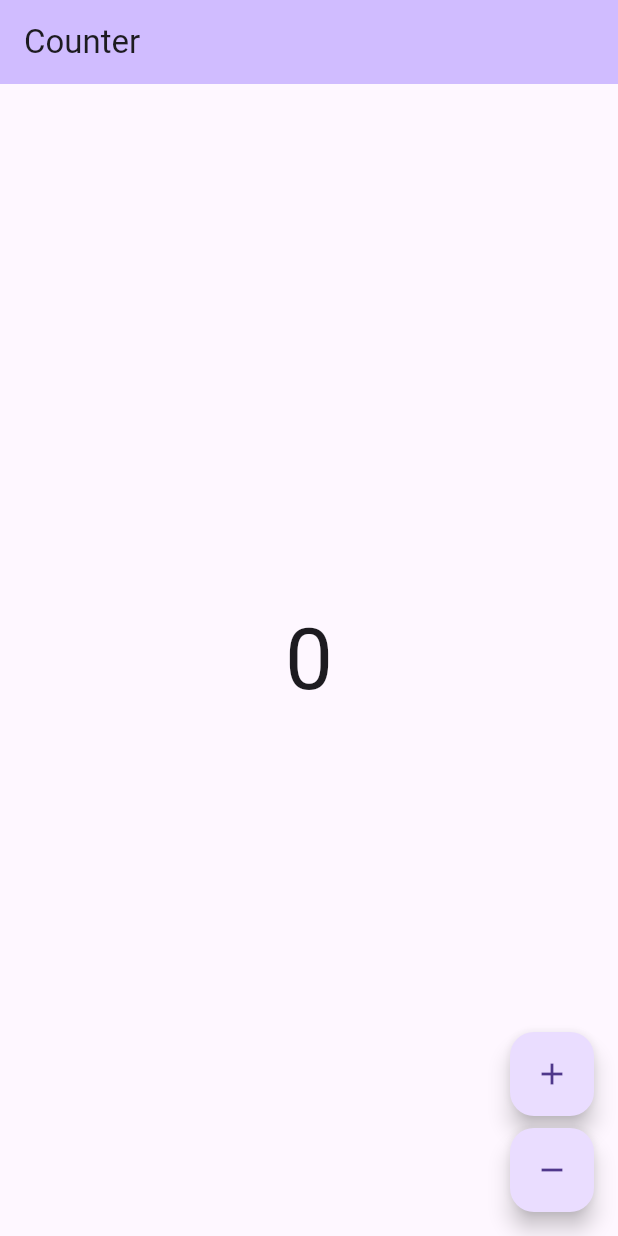
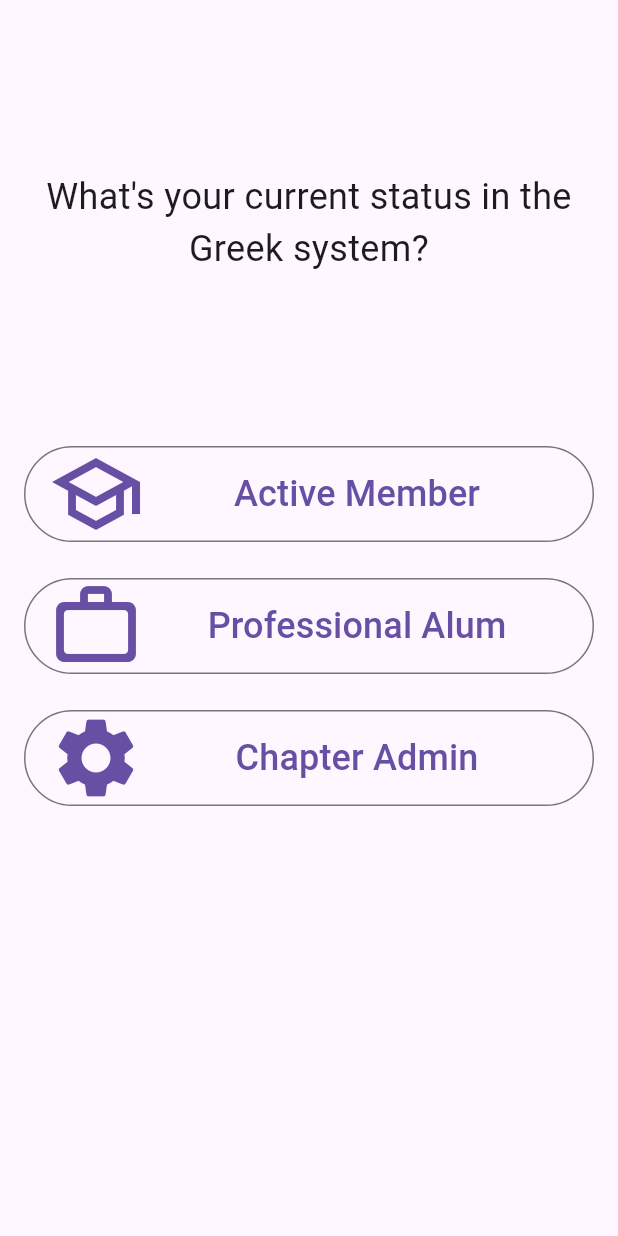
Before and after one commit to NickalasB/mentoras, a Flutter app: the screen it shows after launch, on a phone screen of 412 x 824 dp. Run offline on Flutter 3.47's test engine with Material 3 defaults, Android fonts, the light colour scheme and no system bars; our stand-ins replace bloc, flutter_bloc; generated files the repository leaves out were written again.

Commit message:
feat: add basic UI for user type selection page

```diff
--- a/lib/app/view/app.dart
+++ b/lib/app/view/app.dart
@@ -1,6 +1,6 @@
 import 'package:flutter/material.dart';
-import 'package:mentoras/counter/counter.dart';
 import 'package:mentoras/l10n/l10n.dart';
+import 'package:mentoras/user_type/view/user_type_selection_page.dart';
 
 class App extends StatelessWidget {
   const App({super.key});
@@ -8,6 +8,7 @@ class App extends StatelessWidget {
   @override
   Widget build(BuildContext context) {
     return MaterialApp(
+      debugShowCheckedModeBanner: false,
       theme: ThemeData(
         appBarTheme: AppBarTheme(
           backgroundColor: Theme.of(context).colorScheme.inversePrimary,
@@ -16,7 +17,7 @@ class App extends StatelessWidget {
       ),
       localizationsDelegates: AppLocalizations.localizationsDelegates,
       supportedLocales: AppLocalizations.supportedLocales,
-      home: const CounterPage(),
+      home: const UserTypeSelectionPage(),
     );
   }
 }
--- /dev/null
+++ b/lib/user_type/view/user_type_selection_page.dart
@@ -0,0 +1,40 @@
+import 'package:flutter/material.dart';
+import 'package:mentoras/user_type/widgets/user_type_card.dart';
+
+class UserTypeSelectionPage extends StatelessWidget {
+  const UserTypeSelectionPage({super.key});
+
+  @override
+  Widget build(BuildContext context) {
+    return Scaffold(
+      body: SafeArea(
+        child: Padding(
+          padding: const EdgeInsets.symmetric(horizontal: 16),
+          child: Column(
+            mainAxisAlignment: MainAxisAlignment.spaceEvenly,
+            children: [
+              const Flexible(
+                child: Text(
+                  "What's your current status in the Greek system?",
+                  style: TextStyle(fontSize: 24),
+                  textAlign: TextAlign.center,
+                ),
+              ),
+              Expanded(
+                child: Column(
+                  children: [
+                    UserTypeCard.alum(),
+                    const SizedBox(height: 24),
+                    UserTypeCard.student(),
+                    const SizedBox(height: 24),
+                    UserTypeCard.admin(),
+                  ],
+                ),
+              ),
+            ],
+          ),
+        ),
+      ),
+    );
+  }
+}
--- /dev/null
+++ b/lib/user_type/widgets/user_type_card.dart
@@ -0,0 +1,46 @@
+import 'package:flutter/material.dart';
+
+class UserTypeCard extends StatelessWidget {
+  const UserTypeCard._({
+    required this.text,
+    required this.icon,
+  });
+
+  factory UserTypeCard.alum() {
+    return const UserTypeCard._(
+      text: 'Active Member',
+      icon: Icons.school_outlined,
+    );
+  }
+
+  factory UserTypeCard.student() {
+    return const UserTypeCard._(
+      text: 'Professional Alum',
+      icon: Icons.work_outline_rounded,
+    );
+  }
+
+  factory UserTypeCard.admin() {
+    return const UserTypeCard._(
+      text: 'Chapter Admin',
+      icon: Icons.settings,
+    );
+  }
+
+  final String text;
+  final IconData icon;
+
+  @override
+  Widget build(BuildContext context) {
+    return OutlinedButton.icon(
+      onPressed: () {},
+      icon: Icon(icon, size: 64),
+      label: Center(
+        child: Text(
+          text,
+          style: const TextStyle(fontSize: 24),
+        ),
+      ),
+    );
+  }
+}
```
